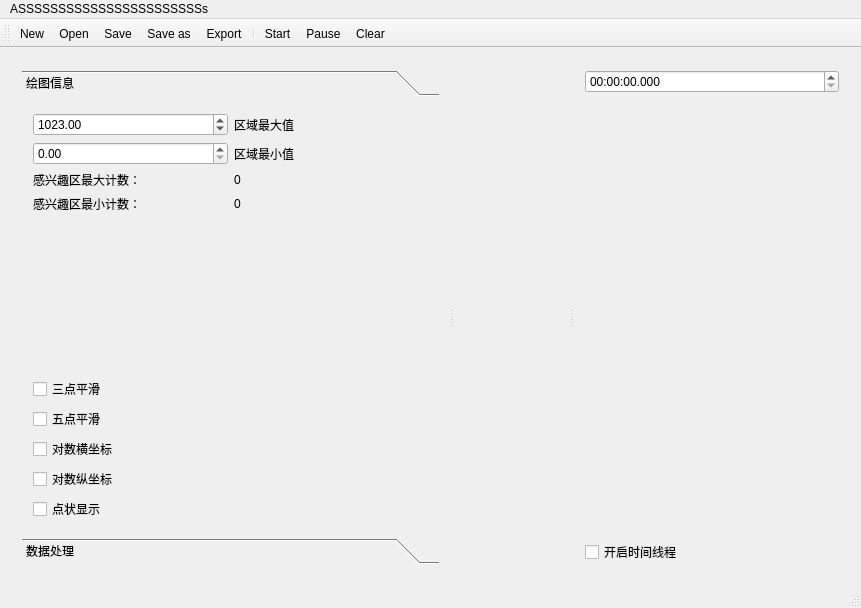
RockPie/Smally, file Smally/mainwindow.ui: the form before one commit.
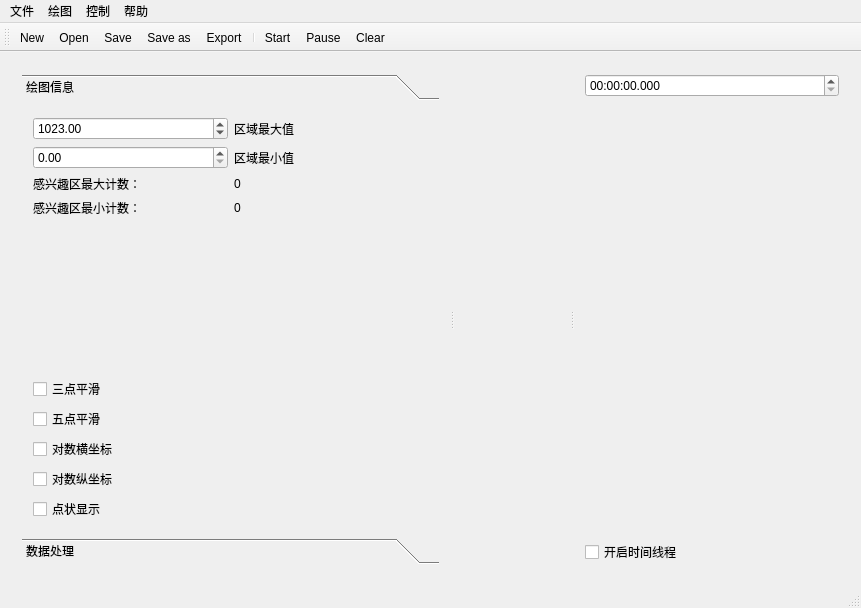
The form after the commit. Icons and pictures are not drawn.

```diff
--- a/Smally/mainwindow.ui
+++ b/Smally/mainwindow.ui
@@ -42,7 +42,7 @@
              <x>0</x>
              <y>0</y>
              <width>439</width>
-             <height>449</height>
+             <height>431</height>
             </rect>
            </property>
            <property name="toolTip">
@@ -290,22 +290,40 @@
      <x>0</x>
      <y>0</y>
      <width>861</width>
-     <height>21</height>
+     <height>26</height>
     </rect>
    </property>
-   <widget class="QMenu" name="menuASSSSSSSSSSSSSSSSSSSSSSSs">
-    <property name="tearOffEnabled">
-     <bool>true</bool>
-    </property>
+   <widget class="QMenu" name="menuFile">
     <property name="title">
-     <string>ASSSSSSSSSSSSSSSSSSSSSSSs</string>
+     <string>文件</string>
     </property>
     <property name="toolTipsVisible">
      <bool>false</bool>
     </property>
     <addaction name="actionSave_as"/>
    </widget>
-   <addaction name="menuASSSSSSSSSSSSSSSSSSSSSSSs"/>
+   <widget class="QMenu" name="menuPlot">
+    <property name="title">
+     <string>绘图</string>
+    </property>
+   </widget>
+   <widget class="QMenu" name="menuCtrl">
+    <property name="title">
+     <string>控制</string>
+    </property>
+    <addaction name="actionStart"/>
+    <addaction name="actionPause"/>
+    <addaction name="actionClear"/>
+   </widget>
+   <widget class="QMenu" name="menuHelp">
+    <property name="title">
+     <string>帮助</string>
+    </property>
+   </widget>
+   <addaction name="menuFile"/>
+   <addaction name="menuPlot"/>
+   <addaction name="menuCtrl"/>
+   <addaction name="menuHelp"/>
   </widget>
   <widget class="QToolBar" name="mainToolBar">
    <attribute name="toolBarArea">
```
Left out of the diff: 10 changed lines with no effect on the pictures.
